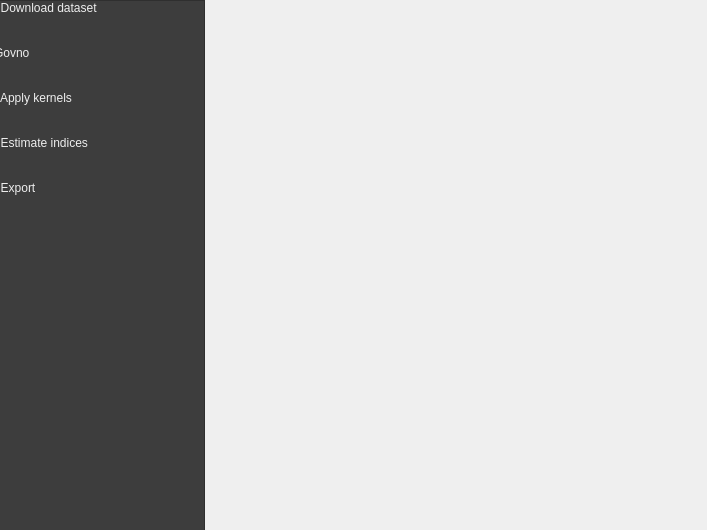
dima4914/gee, file geeGUI_dialog_base.ui: the form before one commit.
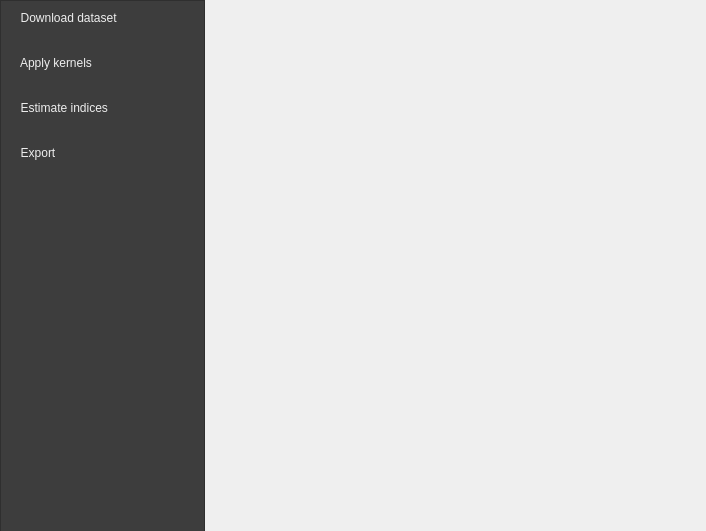
The form after the commit. Icons and pictures are not drawn.

Diff of the .ui file:
```diff
--- a/geeGUI_dialog_base.ui
+++ b/geeGUI_dialog_base.ui
@@ -6,8 +6,8 @@
    <rect>
     <x>0</x>
     <y>0</y>
-    <width>707</width>
-    <height>530</height>
+    <width>706</width>
+    <height>531</height>
    </rect>
   </property>
   <property name="windowTitle">
@@ -19,10 +19,16 @@
      <x>-10</x>
      <y>0</y>
      <width>721</width>
-     <height>541</height>
+     <height>611</height>
     </rect>
    </property>
-   <layout class="QHBoxLayout" name="horizontalLayout">
+   <layout class="QHBoxLayout" name="baseLayout">
+    <property name="leftMargin">
+     <number>10</number>
+    </property>
+    <property name="topMargin">
+     <number>0</number>
+    </property>
     <item>
      <widget class="QListWidget" name="listWidget">
       <property name="minimumSize">
@@ -206,7 +212,8 @@
       <property name="styleSheet">
        <string notr="true">background-color: rgb(61, 61, 61);
 font: 11pt &quot;T1_131&quot;;
-color: rgb(238, 238, 238);</string>
+color: rgb(238, 238, 238);
+padding: 10px;</string>
       </property>
       <property name="editTriggers">
        <set>QAbstractItemView::DoubleClicked|QAbstractItemView::SelectedClicked</set>
@@ -267,17 +274,16 @@
         <string/>
        </property>
        <property name="textAlignment">
-        <set>AlignLeading|AlignVCenter</set>
+        <set>AlignJustify|AlignVCenter</set>
+       </property>
+       <property name="icon">
+        <iconset>
+         <normaloff>:/plugins/geegui/icons/download.png</normaloff>:/plugins/geegui/icons/download.png</iconset>
        </property>
        <property name="flags">
         <set>ItemIsSelectable|ItemIsEnabled</set>
        </property>
       </item>
-      <item>
-       <property name="text">
-        <string>Govno</string>
-       </property>
-      </item>
       <item>
        <property name="text">
         <string>  Apply kernels</string>
```
Left out of the diff: 16 changed lines with no effect on the pictures.
